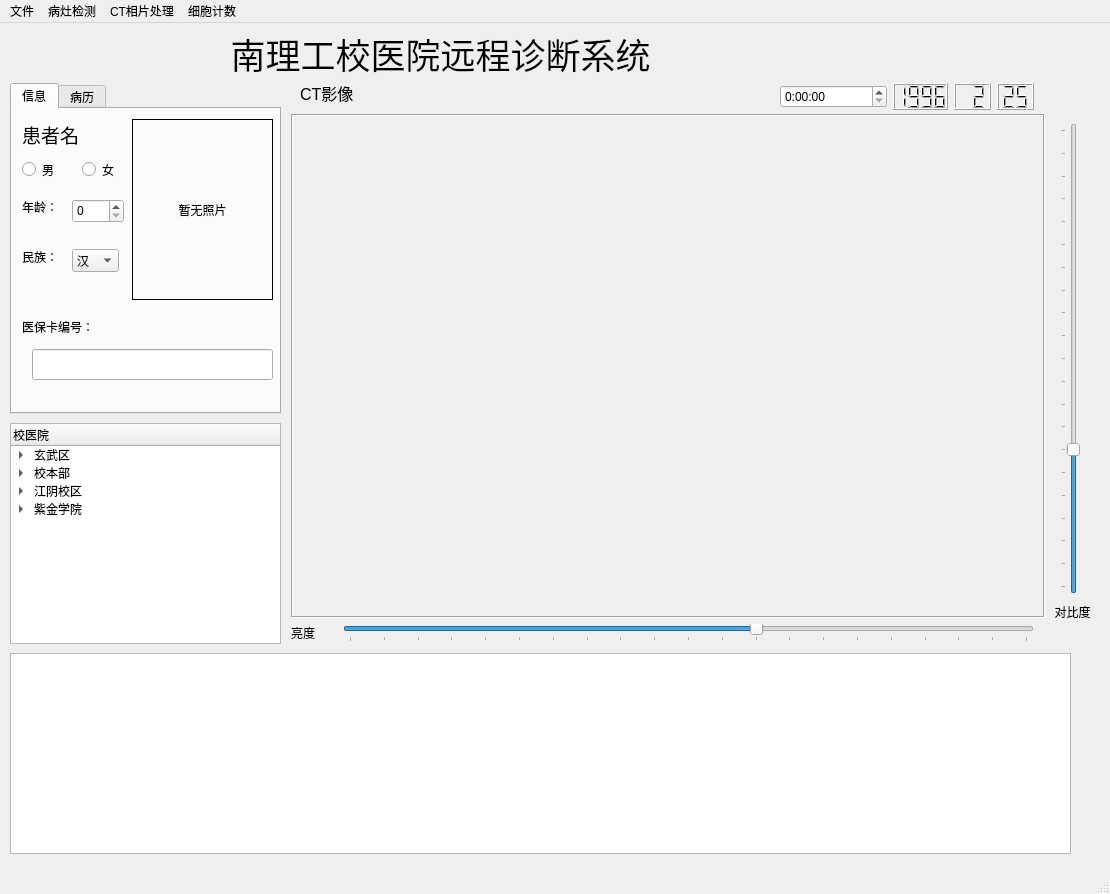
Old version of the form mainwindow.ui in the repository luolaihua/TeleMedicine.
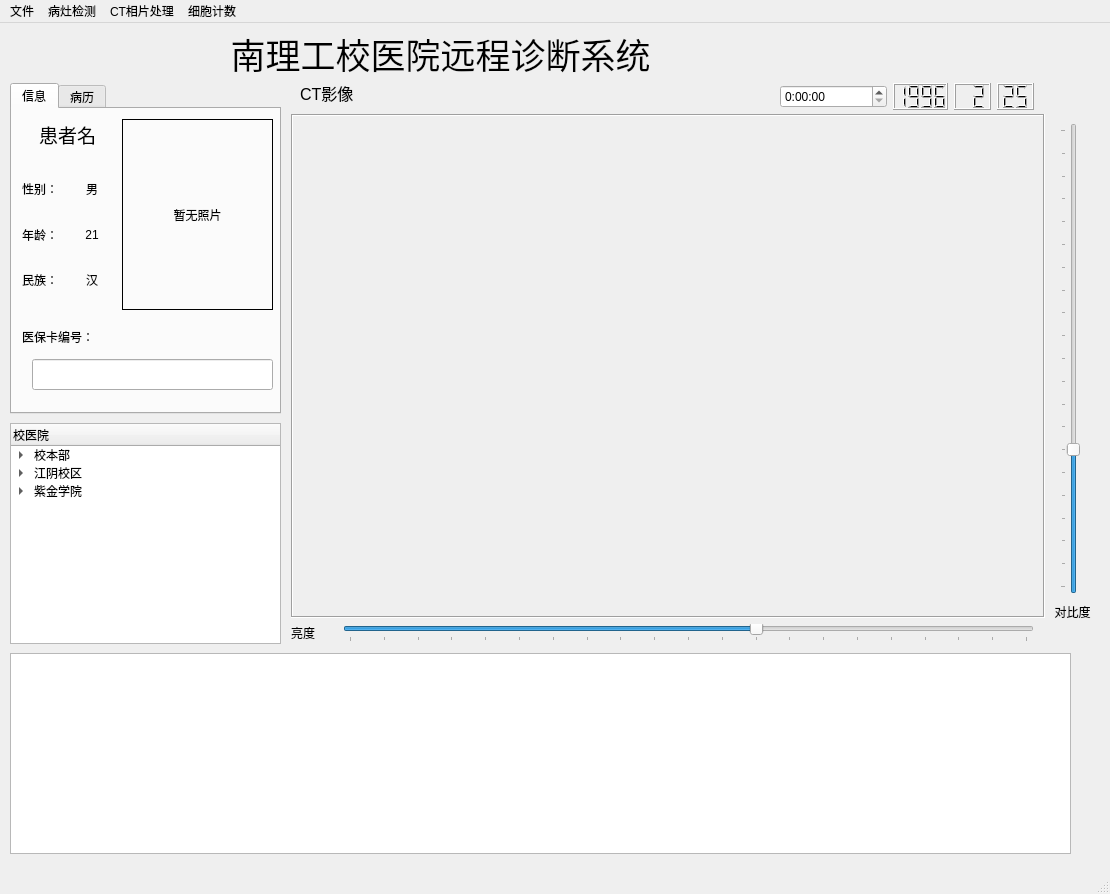
New version of the form. The open tabs and pages were chosen to show the change. Icons and pictures are not drawn.

Diff of the .ui file:
```diff
--- a/mainwindow.ui
+++ b/mainwindow.ui
@@ -101,7 +101,7 @@
     </column>
     <item>
      <property name="text">
-      <string>玄武区</string>
+      <string>校本部</string>
      </property>
      <item>
       <property name="text">
@@ -171,7 +171,7 @@
     </item>
     <item>
      <property name="text">
-      <string>校本部</string>
+      <string>江阴校区</string>
      </property>
      <item>
       <property name="text">
@@ -201,7 +201,7 @@
     </item>
     <item>
      <property name="text">
-      <string>江阴校区</string>
+      <string>紫金学院</string>
      </property>
      <item>
       <property name="text">
@@ -224,26 +224,6 @@
       </property>
      </item>
     </item>
-    <item>
-     <property name="text">
-      <string>紫金学院</string>
-     </property>
-     <item>
-      <property name="text">
-       <string>妇产科</string>
-      </property>
-     </item>
-     <item>
-      <property name="text">
-       <string>老年医学科</string>
-      </property>
-     </item>
-     <item>
-      <property name="text">
-       <string>儿科</string>
-      </property>
-     </item>
-    </item>
    </widget>
    <widget class="QLabel" name="CT_Img_Label">
     <property name="geometry">
@@ -307,25 +287,20 @@
      <attribute name="title">
       <string>信息</string>
      </attribute>
-     <widget class="QSpinBox" name="ageSpinBox">
-      <property name="geometry">
-       <rect>
-        <x>60</x>
-        <y>90</y>
-        <width>52</width>
-        <height>24</height>
-       </rect>
-      </property>
-     </widget>
      <widget class="QLabel" name="label_6">
       <property name="geometry">
        <rect>
         <x>10</x>
-        <y>210</y>
+        <y>220</y>
         <width>90</width>
         <height>15</height>
        </rect>
       </property>
+      <property name="font">
+       <font>
+        <family>华文楷体</family>
+       </font>
+      </property>
       <property name="text">
        <string>医保卡编号：</string>
       </property>
@@ -333,10 +308,10 @@
      <widget class="QLabel" name="photoLabel">
       <property name="geometry">
        <rect>
-        <x>120</x>
+        <x>110</x>
         <y>10</y>
-        <width>141</width>
-        <height>181</height>
+        <width>151</width>
+        <height>191</height>
        </rect>
       </property>
       <property name="frameShape">
@@ -352,74 +327,25 @@
        <set>Qt::AlignCenter</set>
       </property>
      </widget>
-     <widget class="QLabel" name="label_4">
-      <property name="geometry">
-       <rect>
-        <x>10</x>
-        <y>90</y>
-        <width>45</width>
-        <height>15</height>
-       </rect>
-      </property>
-      <property name="text">
-       <string>年龄：</string>
-      </property>
-     </widget>
      <widget class="QLineEdit" name="ssnLineEdit">
       <property name="geometry">
        <rect>
         <x>20</x>
-        <y>240</y>
+        <y>250</y>
         <width>241</width>
         <height>31</height>
        </rect>
       </property>
-     </widget>
-     <widget class="QLabel" name="label_5">
-      <property name="geometry">
-       <rect>
-        <x>10</x>
-        <y>140</y>
-        <width>45</width>
-        <height>15</height>
-       </rect>
+      <property name="font">
+       <font>
+        <pointsize>12</pointsize>
+       </font>
       </property>
-      <property name="text">
-       <string>民族：</string>
+      <property name="alignment">
+       <set>Qt::AlignCenter</set>
       </property>
-     </widget>
-     <widget class="QComboBox" name="ethniComboBox">
-      <property name="geometry">
-       <rect>
-        <x>60</x>
-        <y>140</y>
-        <width>47</width>
-        <height>23</height>
-       </rect>
-      </property>
-      <property name="currentText">
-       <string>汉</string>
-      </property>
-      <property name="currentIndex">
-       <number>0</number>
-      </property>
-      <item>
-       <property name="text">
-        <string>汉</string>
-       </property>
-      </item>
-     </widget>
-     <widget class="QRadioButton" name="femaleRadioButton">
-      <property name="geometry">
-       <rect>
-        <x>70</x>
-        <y>50</y>
-        <width>44</width>
-        <height>21</height>
-       </rect>
-      </property>
-      <property name="text">
-       <string>女</string>
+      <property name="readOnly">
+       <bool>true</bool>
       </property>
      </widget>
      <widget class="QLabel" name="nameLabel">
@@ -440,19 +366,105 @@
       <property name="text">
        <string>患者名</string>
       </property>
+      <property name="alignment">
+       <set>Qt::AlignCenter</set>
+      </property>
      </widget>
-     <widget class="QRadioButton" name="maleRadioButton">
+     <widget class="QWidget" name="">
       <property name="geometry">
        <rect>
         <x>10</x>
-        <y>50</y>
-        <width>44</width>
-        <height>21</height>
+        <y>60</y>
+        <width>91</width>
+        <height>131</height>
        </rect>
       </property>
-      <property name="text">
-       <string>男</string>
-      </property>
+      <layout class="QGridLayout" name="gridLayout">
+       <item row="0" column="0">
+        <widget class="QLabel" name="label_7">
+         <property name="font">
+          <font>
+           <family>华文楷体</family>
+          </font>
+         </property>
+         <property name="text">
+          <string>性别：</string>
+         </property>
+        </widget>
+       </item>
+       <item row="0" column="1">
+        <widget class="QLabel" name="label_sex">
+         <property name="frameShape">
+          <enum>QFrame::NoFrame</enum>
+         </property>
+         <property name="frameShadow">
+          <enum>QFrame::Raised</enum>
+         </property>
+         <property name="text">
+          <string>男</string>
+         </property>
+         <property name="alignment">
+          <set>Qt::AlignCenter</set>
+         </property>
+        </widget>
+       </item>
+       <item row="1" column="0">
+        <widget class="QLabel" name="label_4">
+         <property name="font">
+          <font>
+           <family>华文楷体</family>
+          </font>
+         </property>
+         <property name="text">
+          <string>年龄：</string>
+         </property>
+        </widget>
+       </item>
+       <item row="1" column="1">
+        <widget class="QLabel" name="label_age">
+         <property name="frameShape">
+          <enum>QFrame::NoFrame</enum>
+         </property>
+         <property name="frameShadow">
+          <enum>QFrame::Raised</enum>
+         </property>
+         <property name="text">
+          <string>21</string>
+         </property>
+         <property name="alignment">
+          <set>Qt::AlignCenter</set>
+         </property>
+        </widget>
+       </item>
+       <item row="2" column="0">
+        <widget class="QLabel" name="label_5">
+         <property name="font">
+          <font>
+           <family>华文楷体</family>
+          </font>
+         </property>
+         <property name="text">
+          <string>民族：</string>
+         </property>
+        </widget>
+       </item>
+       <item row="2" column="1">
+        <widget class="QLabel" name="label_ethic">
+         <property name="frameShape">
+          <enum>QFrame::NoFrame</enum>
+         </property>
+         <property name="frameShadow">
+          <enum>QFrame::Raised</enum>
+         </property>
+         <property name="text">
+          <string>汉</string>
+         </property>
+         <property name="alignment">
+          <set>Qt::AlignCenter</set>
+         </property>
+        </widget>
+       </item>
+      </layout>
      </widget>
     </widget>
     <widget class="QWidget" name="tab_2">
```
Left out of the diff: 29 changed lines with no effect on the pictures.
